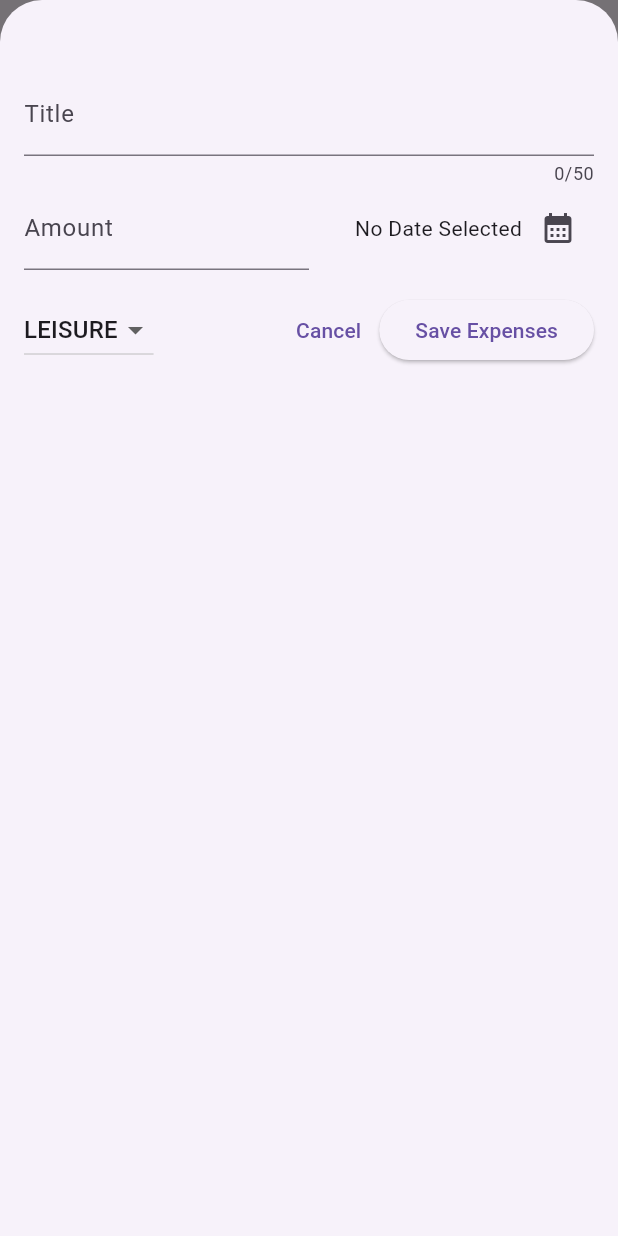
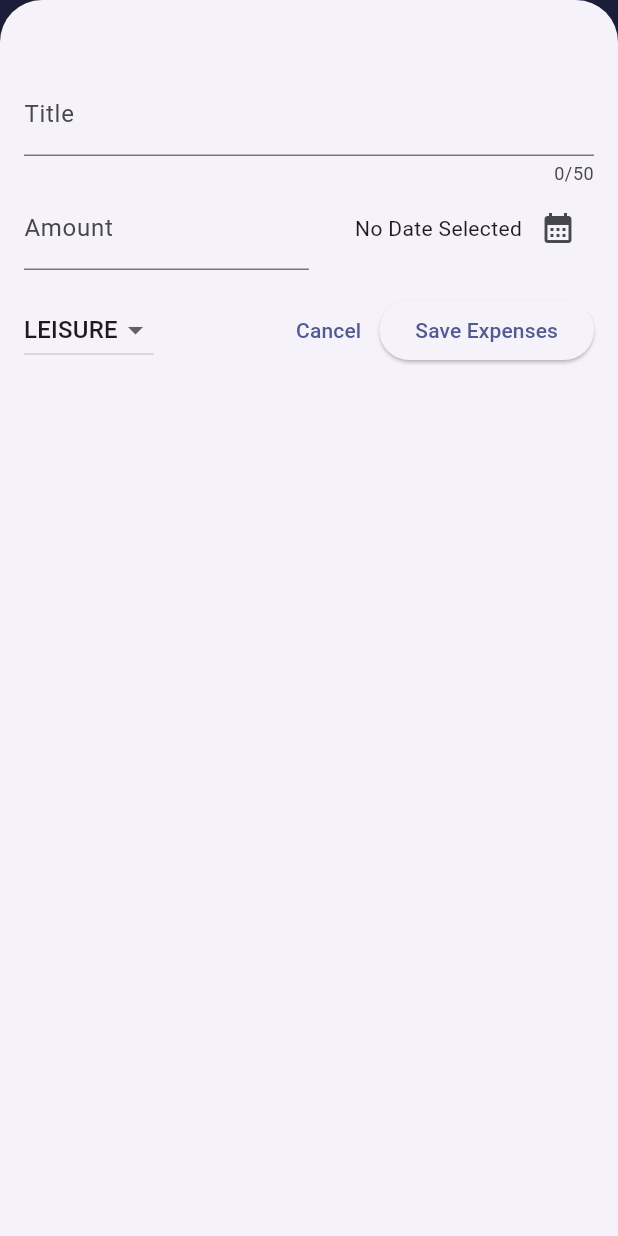
Before and after one commit to harshrajnandvikar/expenseplannerflutter, a Flutter app: the screen it shows after launch, after a tap on the "add" icon, on a phone screen of 412 x 824 dp. Run offline on Flutter 3.47's test engine with Material 3 defaults, Android fonts, the phone set to English and light mode, and no system bars.

Commit message:
Added a Swipable options to remove

```diff
--- a/lib/main.dart
+++ b/lib/main.dart
@@ -1,10 +1,20 @@
 import 'package:flutter/material.dart';
 import 'package:expense_tracker/widgets/expense.dart';
 
+final kColorScheme =
+    ColorScheme.fromSeed(seedColor: const Color.fromARGB(255, 12, 44, 204));
+
 void main() {
   runApp(
-    const MaterialApp(
-      home: Expenses(),
+    MaterialApp(
+      theme: ThemeData().copyWith(
+        colorScheme: kColorScheme,
+        appBarTheme: const AppBarTheme().copyWith(
+          backgroundColor: kColorScheme.onPrimaryContainer,
+          foregroundColor: kColorScheme.primaryContainer,
+        ),
+      ),
+      home: const Expenses(),
     ),
   );
 }
--- a/lib/widgets/expense.dart
+++ b/lib/widgets/expense.dart
@@ -49,8 +49,39 @@ class _ExpensesState extends State<Expenses> {
     });
   }
 
+  void _removeExpense(ExpenseStructure expenses) {
+    final expenseIndex = _registeredexpenses.indexOf(expenses);
+    setState(() {
+      _registeredexpenses.remove(expenses);
+    });
+    ScaffoldMessenger.of(context).clearSnackBars();
+    ScaffoldMessenger.of(context).showSnackBar(
+      SnackBar(
+        content: const Text('The Expense is Removed.'),
+        duration: const Duration(seconds: 5),
+        action: SnackBarAction(
+            label: 'Undo',
+            onPressed: () {
+              setState(() {
+                _registeredexpenses.insert(expenseIndex, expenses);
+              });
+            }),
+      ),
+    );
+  }
+
   @override
   Widget build(BuildContext context) {
+    Widget mainContent = const Center(
+      child: Text('There are No Expense Added!'),
+    );
+    if (_registeredexpenses.isNotEmpty) {
+      mainContent = ExpenseList(
+        expenses: _registeredexpenses,
+        onRemoveExpense: _removeExpense,
+      );
+    }
+
     return Scaffold(
       appBar: AppBar(
         title: const Text('Expense Tacker'),
@@ -64,9 +95,7 @@ class _ExpensesState extends State<Expenses> {
       body: Column(
         children: [
           const Text('Chart'),
-          Expanded(
-            child: ExpenseList(expenses: _registeredexpenses),
-          ),
+          Expanded(child: mainContent),
         ],
       ),
     );
--- a/lib/widgets/expense_list/expense_list.dart
+++ b/lib/widgets/expense_list/expense_list.dart
@@ -6,16 +6,24 @@ class ExpenseList extends StatelessWidget {
   const ExpenseList({
     super.key,
     required this.expenses,
+    required this.onRemoveExpense,
   });
+
+  final void Function(ExpenseStructure expenses) onRemoveExpense;
 
   final List<ExpenseStructure> expenses;
   @override
   Widget build(BuildContext context) {
     return ListView.builder(
       itemCount: expenses.length,
-      itemBuilder: ((context, index) => ExpenseItem(
+      itemBuilder: ((context, index) => Dismissible(
+          key: ValueKey(expenses[index]),
+          onDismissed: (direction) {
+            onRemoveExpense(expenses[index]);
+          },
+          child: ExpenseItem(
             expenses[index],
-          )),
+          ))),
     );
   }
 }
--- a/lib/widgets/new_expenses.dart
+++ b/lib/widgets/new_expenses.dart
@@ -2,9 +2,12 @@ import 'package:flutter/material.dart';
 import 'package:expense_tracker/models/expense_structure.dart';
 
 class NewExpenses extends StatefulWidget {
-  const NewExpenses({super.key, required this.onAddExpense});
+  const NewExpenses({
+    super.key,
+    required this.onAddExpense,
+  });
 
-  final void Function(ExpenseStructure expenses) onAddExpense;
+  final void Function(ExpenseStructure expense) onAddExpense;
 
   @override
   State<NewExpenses> createState() {
```
